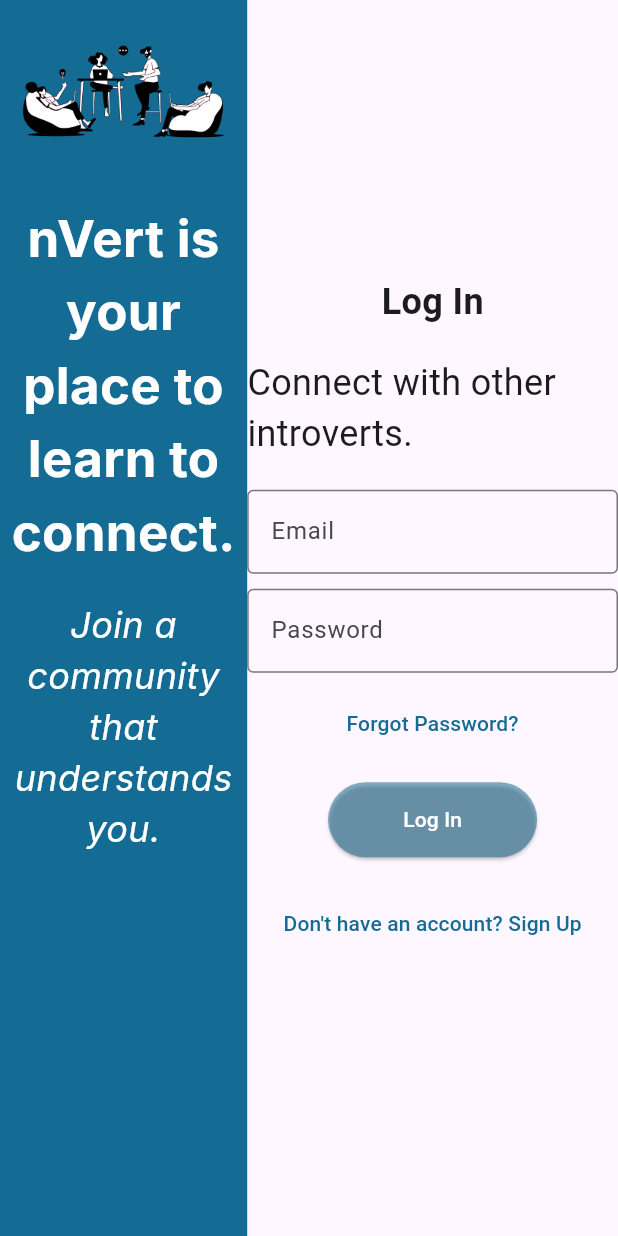
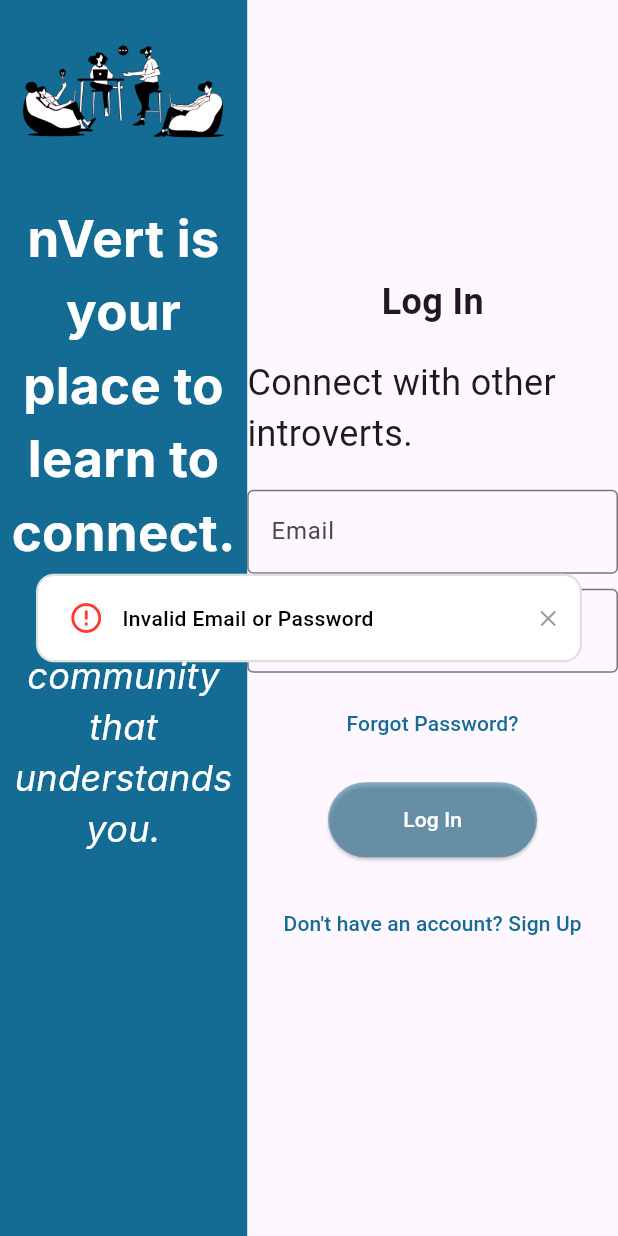
Before and after one commit to ndstancilFullsail/Invert, a Flutter app: the screen it shows after launch, after a tap on "Log In", on a phone screen of 412 x 824 dp. Run offline on Flutter 3.47's test engine with Material 3 defaults, Android fonts, the phone set to English and light mode, and no system bars; our stand-ins replace cloud_firestore, firebase_auth, firebase_core, google_fonts, toastification; accounts and stored records are empty; network calls fail.

```diff
--- a/lib/main.dart
+++ b/lib/main.dart
@@ -5,6 +5,8 @@ import 'package:invert/signuppage.dart';
 import 'package:invert/utils.dart';
 import 'package:google_fonts/google_fonts.dart';
 import 'package:invert/signuputils.dart';
+import 'package:toastification/toastification.dart';
+import 'package:invert/homepage.dart';
 
 
 
@@ -214,14 +216,29 @@ class _LoginPageState extends State<LoginPage> {
   String password = _passwordcontroller.text.trim();
 
   User? user = await FirebaseSignUp().signInWithEmailandPassword(email, password);
-if(user != null){
+  if(user != null){
+    toastification.show(
+      context: context,
+      type: ToastificationType.success,
+      style: ToastificationStyle.flat,
+      autoCloseDuration: const Duration(seconds: 5),
+      title: Text('Login Successfully'),
+      alignment: Alignment.centerRight,
+      );
+      Navigator.pushReplacement(context, MaterialPageRoute(
+        builder: (context)=> const Homepage(),
+        ),
+      );
+    }else{
+      toastification.show(
+        context: context,
+        type: ToastificationType.error,
+        style: ToastificationStyle.flat,
+        autoCloseDuration: const Duration(seconds: 5),
+        title: Text('Invalid Email or Password'),
+        alignment: Alignment.centerRight,
+        );
 
-  if(user != null){
-
-
-      }else{
-
-      }
     }
   }
 }
```
Also changed, not shown: lib/homepage.dart (+36 -1 lines), lib/signuppage.dart (+30 -2 lines).
